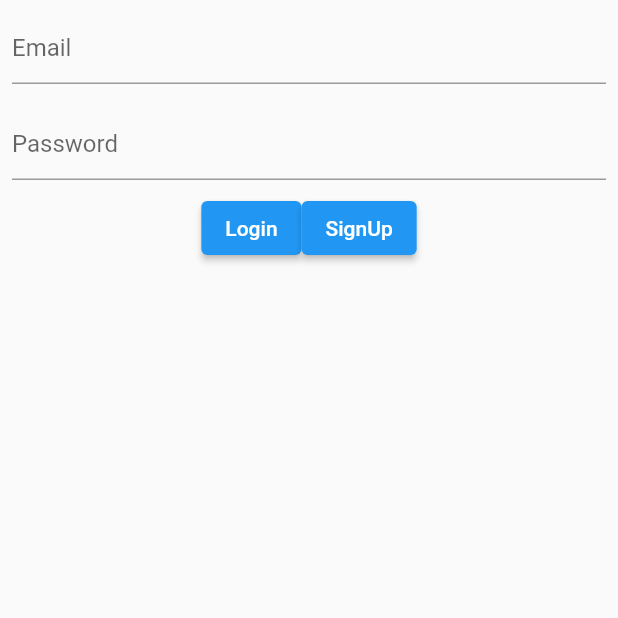
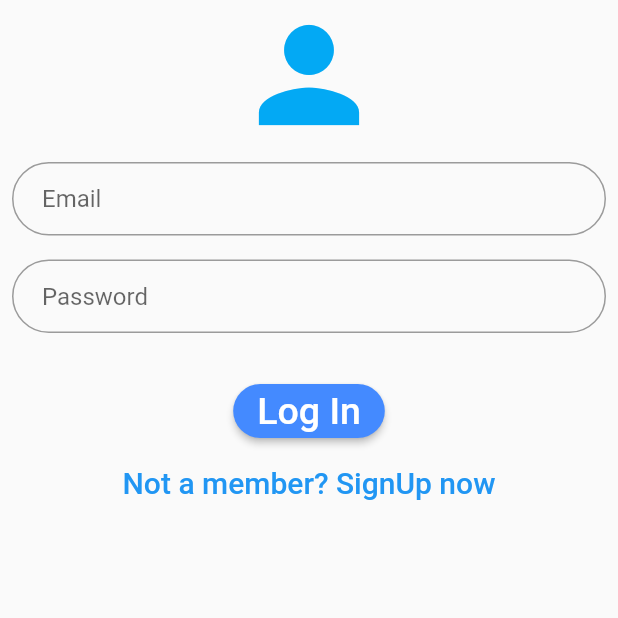
Before and after one commit to dev-SsyncC/blockFund, a Flutter app: the screen it shows after launch, on a phone screen of 412 x 824 dp, the top half of it. Run offline on Flutter 3.47's test engine with Material 2 defaults, Android fonts, the light colour scheme and no system bars; our stand-ins replace firebase_auth, firebase_core, firebase_database; accounts and stored records are empty.

Commit message:
ui and db improved

```diff
--- a/lib/Screens/login.dart
+++ b/lib/Screens/login.dart
@@ -20,31 +20,59 @@ class _LoginState extends State<Login> {
         body: SafeArea(
       child: Column(
         children: [
+          Icon(
+            Icons.person,
+            color: Colors.lightBlue,
+            size: 100.0,
+          ),
           Padding(
             padding: EdgeInsets.all(8.0),
             child: TextFormField(
               controller: emailcontroller,
-              decoration: InputDecoration(hintText: "Email"),
+              decoration: InputDecoration(
+                hintText: "Email",
+                contentPadding: EdgeInsets.fromLTRB(20.0, 15.0, 20.0, 15.0),
+                border: OutlineInputBorder(
+                    borderRadius: BorderRadius.circular(32.0)),
+              ),
             ),
           ),
           Padding(
             padding: EdgeInsets.all(8.0),
             child: TextFormField(
+              obscureText: true,
               controller: passwordcontroller,
               decoration: InputDecoration(
                 hintText: "Password",
-              ),
-              obscureText: true,
+                contentPadding: EdgeInsets.fromLTRB(20.0, 15.0, 20.0, 15.0),
+                border: OutlineInputBorder(
+                    borderRadius: BorderRadius.circular(32.0)),
               ),
             ),
-          Row(
-            mainAxisAlignment: MainAxisAlignment.center,
-            children: [
+          ),
+          SizedBox(height: 20.0),
           ElevatedButton(
+            style: ElevatedButton.styleFrom(
+              primary: Colors.blueAccent,
+              onPrimary: Colors.white,
+              shape: RoundedRectangleBorder(
+                borderRadius: BorderRadius.circular(32.0),
+              ),
+            ),
             onPressed: () async {
+              try {
                 await auth.signInWithEmailAndPassword(
                     email: emailcontroller.text.trim(),
                     password: passwordcontroller.text.trim());
+
+                final snackBar = SnackBar(
+                  content: const Text('Login Successfull'),
+                  action: SnackBarAction(
+                    label: "",
+                    onPressed: () {},
+                  ),
+                );
+                ScaffoldMessenger.of(context).showSnackBar(snackBar);
                 if (auth.currentUser?.uid != null) {
                   Navigator.pushReplacement(
                     context,
@@ -52,12 +80,26 @@ class _LoginState extends State<Login> {
                       builder: (context) => Home(),
                     ),
                   );
-                    } else {
-                      print('error');
+                }
+              } on FirebaseAuthException catch (e) {
+                print(e.code);
+                print(e.message);
+                final snackBar = SnackBar(
+                  content: Text(e.message ?? 'some error occured'),
+                  action: SnackBarAction(
+                    label: "",
+                    onPressed: () {},
+                  ),
+                );
+                ScaffoldMessenger.of(context).showSnackBar(snackBar);
               }
             },
-                  child: Text('Login')),
-              ElevatedButton(
+            child: Text(
+              'Log In',
+              style: TextStyle(color: Colors.white, fontSize: 25),
+            ),
+          ),
+          TextButton(
               onPressed: () async {
                 await auth.createUserWithEmailAndPassword(
                     email: emailcontroller.text.trim(),
@@ -66,17 +108,16 @@ class _LoginState extends State<Login> {
                   content: const Text('SignUp Successfull'),
                   action: SnackBarAction(
                     label: "",
-                        onPressed: () {
-                          // Some code to undo the change.
-                        },
+                    onPressed: () {},
                   ),
                 );
 
                 ScaffoldMessenger.of(context).showSnackBar(snackBar);
               },
-                  child: Text('SignUp')),
-            ],
-          ),
+              child: Text(
+                'Not a member? SignUp now',
+                style: TextStyle(fontSize: 20),
+              )),
         ],
       ),
     ));
--- a/lib/main.dart
+++ b/lib/main.dart
@@ -1,7 +1,10 @@
 import 'package:blockfund/Screens/createCollection.dart';
 import 'package:blockfund/Screens/home.dart';
+import 'package:blockfund/Screens/informationScreen.dart';
 import 'package:blockfund/Screens/login.dart';
+import 'package:blockfund/Screens/paymentScreen.dart';
 import 'package:blockfund/Screens/viewCollection.dart';
+import 'package:blockfund/utils/Details.dart';
 import 'package:flutter/material.dart';
 import 'package:firebase_core/firebase_core.dart';
 
@@ -24,6 +27,12 @@ class MyApp extends StatelessWidget {
         '/home': (context) => Home(),
         '/Create': (context) => CreateCollection(),
         '/view': (context) => ViewCollection(),
+        '/payment': (context) => Payment(
+              block: Detail(),
+            ),
+        '/info': (context) => Information(
+              block: Detail(),
+            ),
       },
       home: Login(),
     );
--- a/lib/utils/Details.dart
+++ b/lib/utils/Details.dart
@@ -1,4 +1,4 @@
 class Detail {
-  String? name, account, description;
-  Detail({this.name, this.account, this.description});
+  String? key, name, account, description;
+  Detail({this.key, this.name, this.account, this.description});
 }
```
Also changed, not shown: lib/Components/card.dart (added, +65 -0 lines), lib/Screens/createCollection.dart (+11 -0 lines), lib/Screens/home.dart (+4 -10 lines), lib/Screens/informationScreen.dart (added, +36 -0 lines), lib/Screens/paymentScreen.dart (added, +27 -0 lines). Lines whose indentation alone changed are shown as unchanged.
